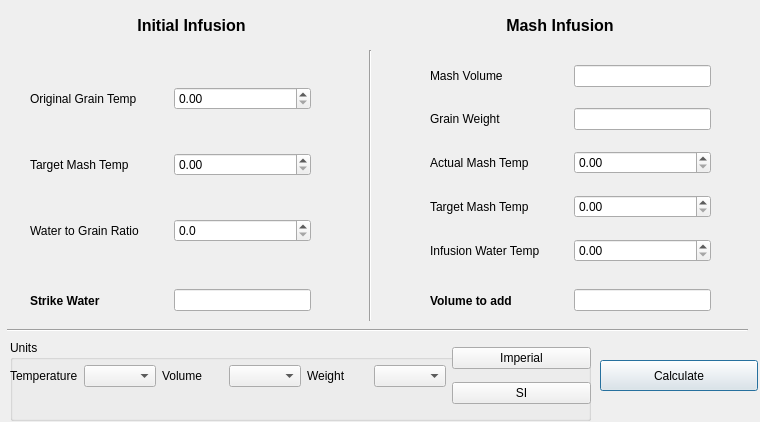
Old version of the form ui/strikeWaterDialog.ui in the repository Brewtarget/brewtarget.
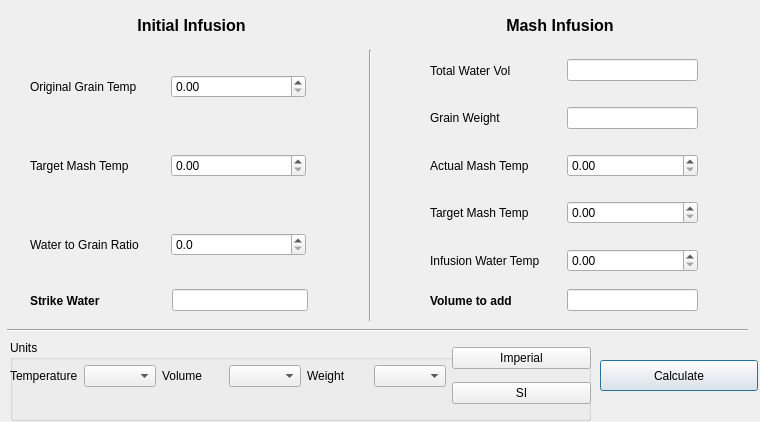
New version of the form.

Commit message:
Added unit label on all fields that gets updated when units are changed.
  - Since some fields' units were not clear. ie. WaterToGrainRatio, Each
    field now has a unit label beside it.

Patch:
```diff
--- a/ui/strikeWaterDialog.ui
+++ b/ui/strikeWaterDialog.ui
@@ -149,7 +149,7 @@
     <rect>
      <x>30</x>
      <y>50</y>
-     <width>281</width>
+     <width>289</width>
      <height>231</height>
     </rect>
    </property>
@@ -170,6 +170,26 @@
         </property>
        </widget>
       </item>
+      <item>
+       <widget class="QLabel" name="grainTempUnit">
+        <property name="sizePolicy">
+         <sizepolicy hsizetype="Fixed" vsizetype="Preferred">
+          <horstretch>0</horstretch>
+          <verstretch>0</verstretch>
+         </sizepolicy>
+        </property>
+        <property name="font">
+         <font>
+          <pointsize>9</pointsize>
+          <weight>75</weight>
+          <bold>true</bold>
+         </font>
+        </property>
+        <property name="text">
+         <string/>
+        </property>
+       </widget>
+      </item>
      </layout>
     </item>
     <item>
@@ -188,6 +208,26 @@
         </property>
        </widget>
       </item>
+      <item>
+       <widget class="QLabel" name="targetMashUnit">
+        <property name="sizePolicy">
+         <sizepolicy hsizetype="Fixed" vsizetype="Preferred">
+          <horstretch>0</horstretch>
+          <verstretch>0</verstretch>
+         </sizepolicy>
+        </property>
+        <property name="font">
+         <font>
+          <pointsize>9</pointsize>
+          <weight>75</weight>
+          <bold>true</bold>
+         </font>
+        </property>
+        <property name="text">
+         <string/>
+        </property>
+       </widget>
+      </item>
      </layout>
     </item>
     <item>
@@ -206,6 +246,26 @@
         </property>
        </widget>
       </item>
+      <item>
+       <widget class="QLabel" name="waterToGrainUnit">
+        <property name="sizePolicy">
+         <sizepolicy hsizetype="Fixed" vsizetype="Preferred">
+          <horstretch>0</horstretch>
+          <verstretch>0</verstretch>
+         </sizepolicy>
+        </property>
+        <property name="font">
+         <font>
+          <pointsize>9</pointsize>
+          <weight>75</weight>
+          <bold>true</bold>
+         </font>
+        </property>
+        <property name="text">
+         <string/>
+        </property>
+       </widget>
+      </item>
      </layout>
     </item>
    </layout>
@@ -225,7 +285,7 @@
       <item>
        <widget class="QLabel" name="mashVolLbl">
         <property name="text">
-         <string>Mash Volume</string>
+         <string>Total Water Vol</string>
         </property>
        </widget>
       </item>
@@ -239,6 +299,26 @@
         </property>
        </widget>
       </item>
+      <item>
+       <widget class="QLabel" name="mashVolUnit">
+        <property name="sizePolicy">
+         <sizepolicy hsizetype="Fixed" vsizetype="Preferred">
+          <horstretch>0</horstretch>
+          <verstretch>0</verstretch>
+         </sizepolicy>
+        </property>
+        <property name="font">
+         <font>
+          <pointsize>9</pointsize>
+          <weight>75</weight>
+          <bold>true</bold>
+         </font>
+        </property>
+        <property name="text">
+         <string/>
+        </property>
+       </widget>
+      </item>
      </layout>
     </item>
     <item>
@@ -260,6 +340,26 @@
         </property>
        </widget>
       </item>
+      <item>
+       <widget class="QLabel" name="grainWeightUnit">
+        <property name="sizePolicy">
+         <sizepolicy hsizetype="Fixed" vsizetype="Preferred">
+          <horstretch>0</horstretch>
+          <verstretch>0</verstretch>
+         </sizepolicy>
+        </property>
+        <property name="font">
+         <font>
+          <pointsize>9</pointsize>
+          <weight>75</weight>
+          <bold>true</bold>
+         </font>
+        </property>
+        <property name="text">
+         <string/>
+        </property>
+       </widget>
+      </item>
      </layout>
     </item>
     <item>
@@ -278,6 +378,26 @@
         </property>
        </widget>
       </item>
+      <item>
+       <widget class="QLabel" name="actualMashUnit">
+        <property name="sizePolicy">
+         <sizepolicy hsizetype="Fixed" vsizetype="Preferred">
+          <horstretch>0</horstretch>
+          <verstretch>0</verstretch>
+         </sizepolicy>
+        </property>
+        <property name="font">
+         <font>
+          <pointsize>9</pointsize>
+          <weight>75</weight>
+          <bold>true</bold>
+         </font>
+        </property>
+        <property name="text">
+         <string/>
+        </property>
+       </widget>
+      </item>
      </layout>
     </item>
     <item>
@@ -296,6 +416,26 @@
         </property>
        </widget>
       </item>
+      <item>
+       <widget class="QLabel" name="targetMashInfUnit">
+        <property name="sizePolicy">
+         <sizepolicy hsizetype="Fixed" vsizetype="Preferred">
+          <horstretch>0</horstretch>
+          <verstretch>0</verstretch>
+         </sizepolicy>
+        </property>
+        <property name="font">
+         <font>
+          <pointsize>9</pointsize>
+          <weight>75</weight>
+          <bold>true</bold>
+         </font>
+        </property>
+        <property name="text">
+         <string/>
+        </property>
+       </widget>
+      </item>
      </layout>
     </item>
     <item>
@@ -314,6 +454,26 @@
         </property>
        </widget>
       </item>
+      <item>
+       <widget class="QLabel" name="infusionWaterUnit">
+        <property name="sizePolicy">
+         <sizepolicy hsizetype="Fixed" vsizetype="Preferred">
+          <horstretch>0</horstretch>
+          <verstretch>0</verstretch>
+         </sizepolicy>
+        </property>
+        <property name="font">
+         <font>
+          <pointsize>9</pointsize>
+          <weight>75</weight>
+          <bold>true</bold>
+         </font>
+        </property>
+        <property name="text">
+         <string/>
+        </property>
+       </widget>
+      </item>
      </layout>
     </item>
    </layout>
@@ -349,7 +509,7 @@
     <rect>
      <x>30</x>
      <y>280</y>
-     <width>281</width>
+     <width>291</width>
      <height>41</height>
     </rect>
    </property>
@@ -380,6 +540,26 @@
       </property>
      </widget>
     </item>
+    <item>
+     <widget class="QLabel" name="initialResultUnit">
+      <property name="sizePolicy">
+       <sizepolicy hsizetype="Fixed" vsizetype="Preferred">
+        <horstretch>0</horstretch>
+        <verstretch>0</verstretch>
+       </sizepolicy>
+      </property>
+      <property name="font">
+       <font>
+        <pointsize>9</pointsize>
+        <weight>75</weight>
+        <bold>true</bold>
+       </font>
+      </property>
+      <property name="text">
+       <string/>
+      </property>
+     </widget>
+    </item>
    </layout>
   </widget>
   <widget class="QWidget" name="horizontalLayoutWidget_2">
@@ -418,6 +598,26 @@
       </property>
      </widget>
     </item>
+    <item>
+     <widget class="QLabel" name="mashResultUnit">
+      <property name="sizePolicy">
+       <sizepolicy hsizetype="Fixed" vsizetype="Preferred">
+        <horstretch>0</horstretch>
+        <verstretch>0</verstretch>
+       </sizepolicy>
+      </property>
+      <property name="font">
+       <font>
+        <pointsize>9</pointsize>
+        <weight>75</weight>
+        <bold>true</bold>
+       </font>
+      </property>
+      <property name="text">
+       <string/>
+      </property>
+     </widget>
+    </item>
    </layout>
   </widget>
   <widget class="QPushButton" name="pushButton_calculate">
```
The commit also changes 2 other files.
